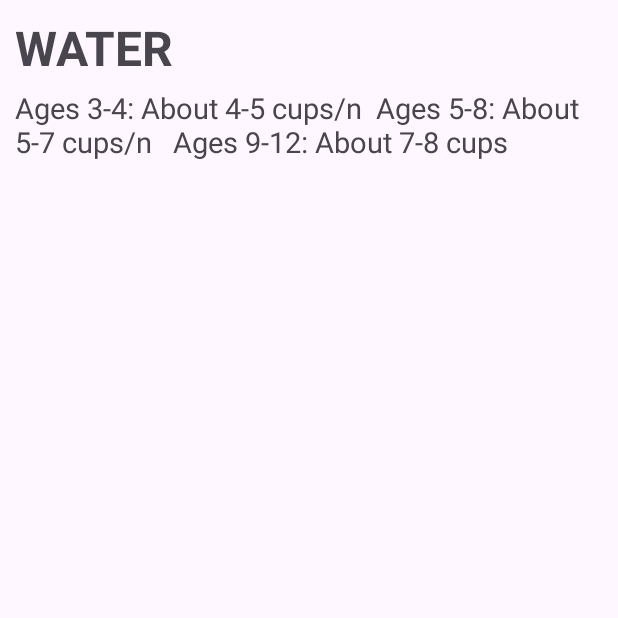
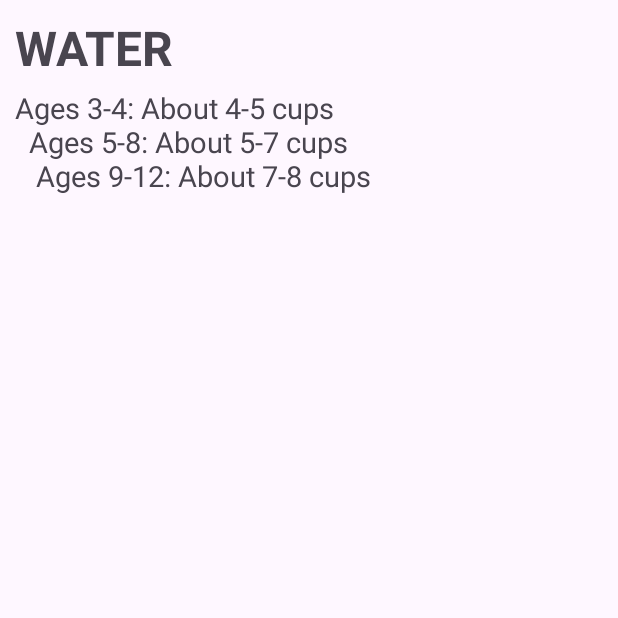
Before and after one commit to samantray-suvam/NUTRITIONIST, an Android app: the child_water screen opened directly, with no data from a screen before it, on a phone screen of 412 x 824 dp, the top half of it. Run offline under Robolectric (Android 15) with nearby library versions, the phone set to English and light mode, and no system bars.

Commit message:
Update activity_child_water.xml

```diff
--- a/app/src/main/res/layout/activity_child_water.xml
+++ b/app/src/main/res/layout/activity_child_water.xml
@@ -20,7 +20,7 @@
         android:layout_marginTop="5dp"
         android:layout_width="match_parent"
         android:layout_height="wrap_content"
-        android:text="Ages 3-4: About 4-5 cups/n  Ages 5-8: About 5-7 cups/n   Ages 9-12: About 7-8 cups"
+        android:text="Ages 3-4: About 4-5 cups\n  Ages 5-8: About 5-7 cups\n   Ages 9-12: About 7-8 cups"
         android:textSize="19sp"></TextView>
 
 </androidx.appcompat.widget.LinearLayoutCompat>
```
